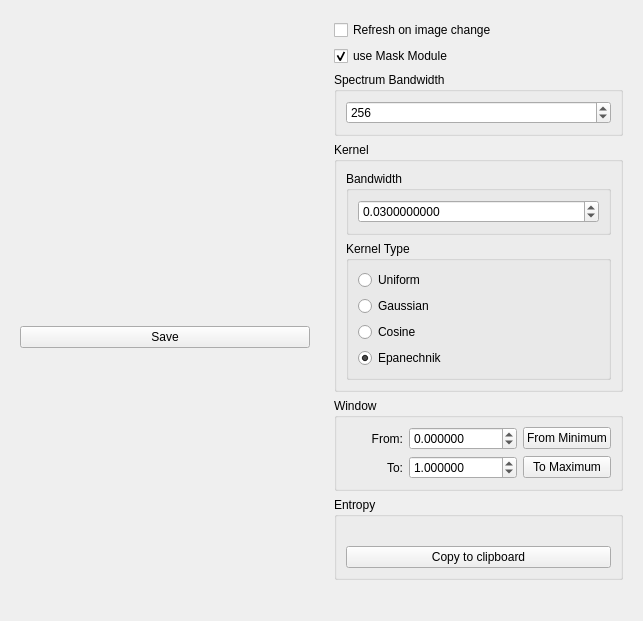
Above: source/modules/histogram/HistogramWidget.ui from josefkoller/ambient_image_processor before the change. Below: the same form after it.
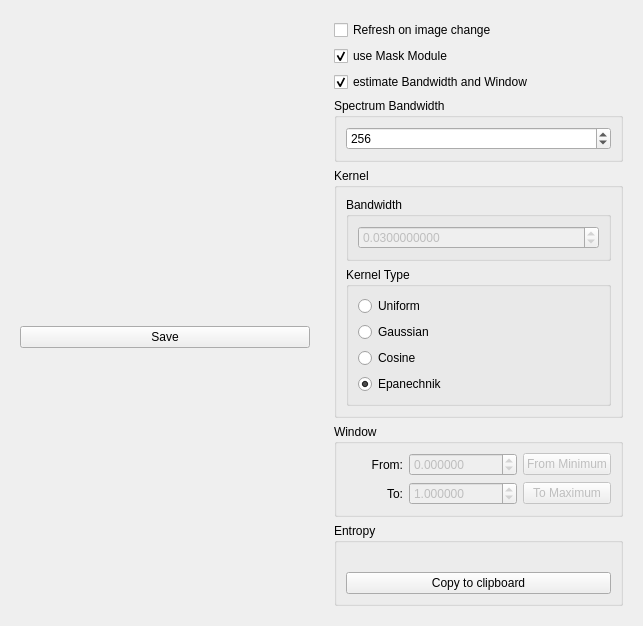
That is the form after the change. Custom widgets are drawn as their Qt base class.

Commit message: option to estimate the kernel density estimation kernl bandwidth and window

Diff of the .ui file:
```diff
--- a/source/modules/histogram/HistogramWidget.ui
+++ b/source/modules/histogram/HistogramWidget.ui
@@ -78,6 +78,16 @@
         </property>
        </widget>
       </item>
+      <item>
+       <widget class="QCheckBox" name="estimate_bandwidth_and_window_checkbox">
+        <property name="text">
+         <string>estimate Bandwidth and Window</string>
+        </property>
+        <property name="checked">
+         <bool>true</bool>
+        </property>
+       </widget>
+      </item>
       <item>
        <widget class="QGroupBox" name="groupBox">
         <property name="sizePolicy">
@@ -120,6 +130,9 @@
            <layout class="QVBoxLayout" name="verticalLayout_5">
             <item>
              <widget class="QDoubleSpinBox" name="kernel_bandwidth">
+              <property name="enabled">
+               <bool>false</bool>
+              </property>
               <property name="decimals">
                <number>10</number>
               </property>
@@ -217,6 +230,9 @@
          </item>
          <item row="0" column="2">
           <widget class="QPushButton" name="fromMinimumButton">
+           <property name="enabled">
+            <bool>false</bool>
+           </property>
            <property name="text">
             <string>From Minimum</string>
            </property>
@@ -224,6 +240,9 @@
          </item>
          <item row="1" column="2">
           <widget class="QPushButton" name="toMaximumButton">
+           <property name="enabled">
+            <bool>false</bool>
+           </property>
            <property name="text">
             <string>To Maximum</string>
            </property>
@@ -231,6 +250,9 @@
          </item>
          <item row="1" column="1">
           <widget class="QDoubleSpinBox" name="window_to_spinbox">
+           <property name="enabled">
+            <bool>false</bool>
+           </property>
            <property name="decimals">
             <number>6</number>
            </property>
@@ -250,6 +272,9 @@
          </item>
          <item row="0" column="1">
           <widget class="QDoubleSpinBox" name="window_from_spinbox">
+           <property name="enabled">
+            <bool>false</bool>
+           </property>
            <property name="decimals">
             <number>6</number>
            </property>
```
The commit also changes 7 other files.
